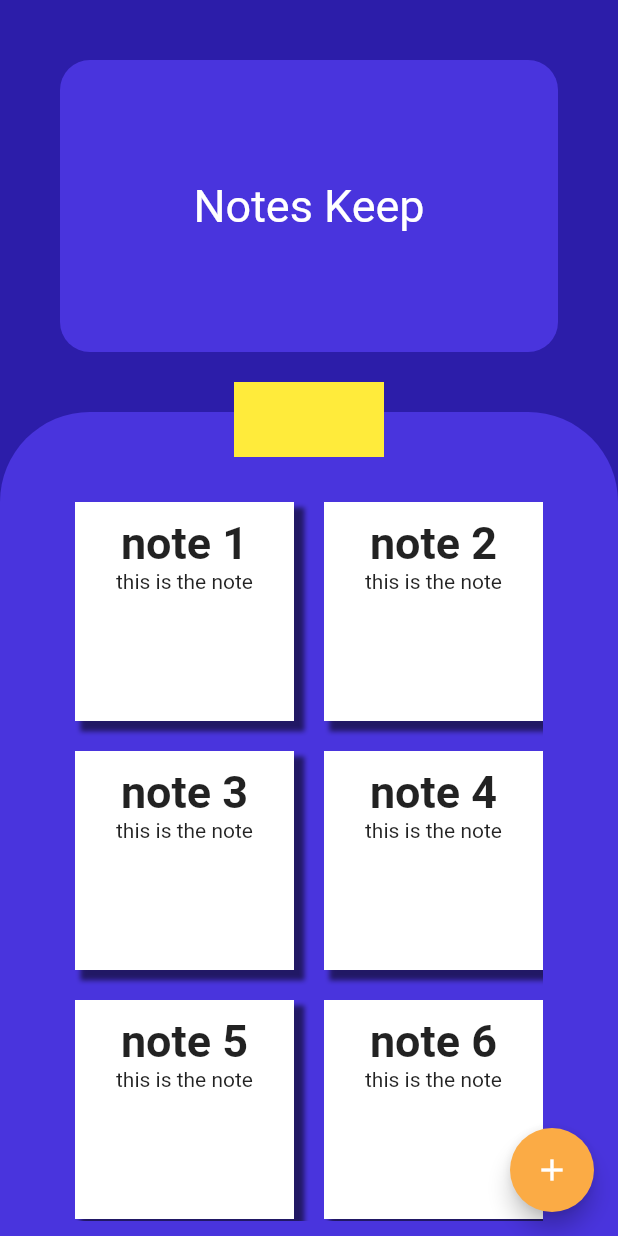
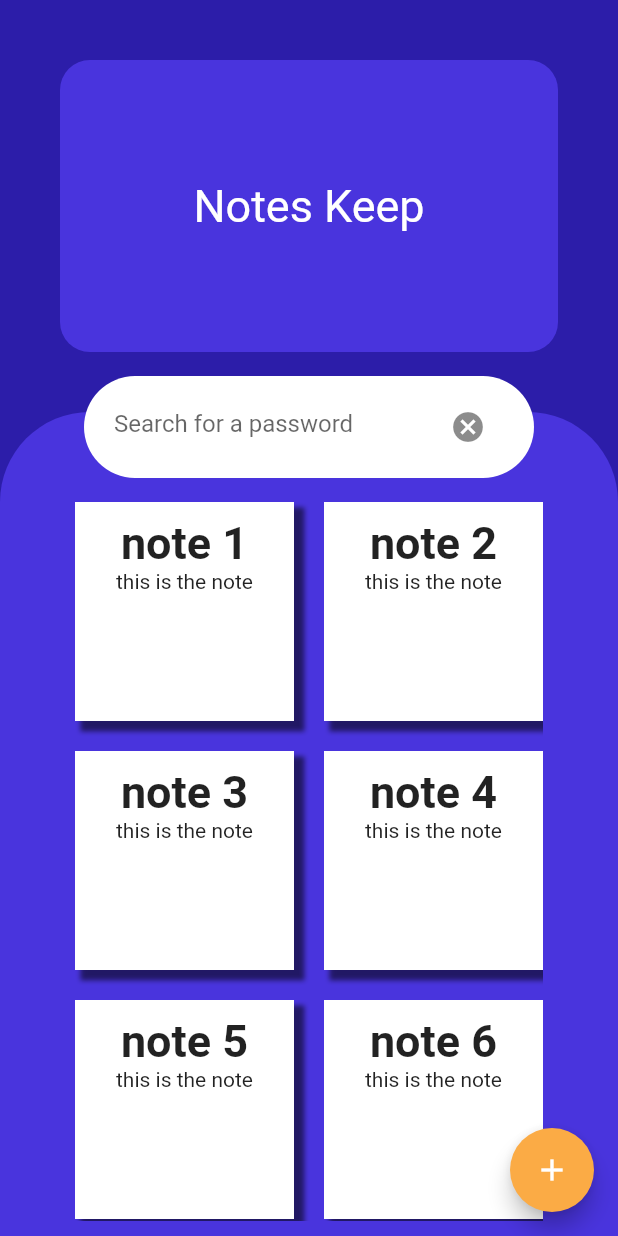
Before and after one commit to dev-saurav/password_manager, a Flutter app: the screen it shows after launch, on a phone screen of 412 x 824 dp. Run offline on Flutter 3.47's test engine with Material 2 defaults, Android fonts, the phone set to English and light mode, and no system bars.

Commit message:
completed search bar

```diff
--- a/lib/dummyData.dart
+++ /dev/null
@@ -1,68 +0,0 @@
-import 'package:flutter/material.dart';
-import './models/note.dart';
-
-List<Note> dummyNotes = [
-  Note(
-    id: '1',
-    title: 'note 1',
-    note: 'this is the note',
-    category: Category.category1,
-    dateTime: DateTime.now(),
-  ),
-  Note(
-    id: '2',
-    title: 'note 2',
-    note: 'this is the note',
-    category: Category.category1,
-    dateTime: DateTime.now(),
-  ),
-  Note(
-    id: '3',
-    title: 'note 3',
-    note: 'this is the note',
-    category: Category.category1,
-    dateTime: DateTime.now(),
-  ),
-  Note(
-    id: '4',
-    title: 'note 4',
-    note: 'this is the note',
-    category: Category.category1,
-    dateTime: DateTime.now(),
-  ),
-  Note(
-    id: '5',
-    title: 'note 5',
-    note: 'this is the note',
-    category: Category.category1,
-    dateTime: DateTime.now(),
-  ),
-  Note(
-    id: '6',
-    title: 'note 6',
-    note: 'this is the note',
-    category: Category.category1,
-    dateTime: DateTime.now(),
-  ),
-  Note(
-    id: '7',
-    title: 'note 7',
-    note: 'this is the note',
-    category: Category.category1,
-    dateTime: DateTime.now(),
-  ),
-  Note(
-    id: '8',
-    title: 'note 8',
-    note: 'this is the note',
-    category: Category.category1,
-    dateTime: DateTime.now(),
-  ),
-  Note(
-    id: '9',
-    title: 'note 9',
-    note: 'this is the note',
-    category: Category.category1,
-    dateTime: DateTime.now(),
-  )
-];
--- a/lib/main.dart
+++ b/lib/main.dart
@@ -1,6 +1,8 @@
 import 'package:flutter/material.dart';
+import 'package:password_manager/widgets/search_bar.dart';
+import 'package:provider/provider.dart';
 import './widgets/grid_item_note.dart';
-import 'dummyData.dart';
+import './models/data.dart';
 
 void main() => runApp((MyApp()));
 
@@ -10,15 +12,23 @@ class MyApp extends StatelessWidget {
     return MaterialApp(
       debugShowCheckedModeBanner: false,
       theme: ThemeData(),
-      home: MyHomePage(),
+      home: ChangeNotifierProvider(
+        create: (context) => DataModel(),
+        child: MyHomePage(),
+      ),
     );
   }
 }
 
-class MyHomePage extends StatelessWidget {
-  //var nt = Note();
+class MyHomePage extends StatefulWidget {
+  @override
+  _MyHomePageState createState() => _MyHomePageState();
+}
+
+class _MyHomePageState extends State<MyHomePage> {
   @override
   Widget build(BuildContext context) {
+    final notes = Provider.of<DataModel>(context);
     return Scaffold(
       backgroundColor: Color(0xFF2C1DA9),
       floatingActionButton: FloatingActionButton(
@@ -67,25 +77,30 @@ class MyHomePage extends StatelessWidget {
                     ),
                   ),
                   Positioned(
-                    top: -20,
+                    top: -24,
                     child: Container(
-                      color: Colors.yellow,
-                      height: 50,
-                      width: 100,
+                      width: 300,
+                      decoration: BoxDecoration(
+                        color: Colors.white,
+                        borderRadius: BorderRadius.all(
+                          Radius.circular(50),
+                        ),
+                      ),
+                      child: SearchBar(),
                     ),
                   ),
                   Container(
                     margin: EdgeInsets.only(
                         top: 60, left: 50, right: 50, bottom: 10),
                     child: GridView.builder(
-                      itemCount: dummyNotes.length,
+                      itemCount: notes.getNotes.length,
                       gridDelegate: SliverGridDelegateWithFixedCrossAxisCount(
                           crossAxisCount: 2,
                           crossAxisSpacing: 20,
                           mainAxisSpacing: 20),
                       itemBuilder: (BuildContext ctx, int i) => GridItem(
-                        gridTitle: dummyNotes[i].title,
-                        gridNote: dummyNotes[i].note,
+                        gridTitle: notes.getNotes[i].title,
+                        gridNote: notes.getNotes[i].note,
                       ),
                     ),
                   )
--- /dev/null
+++ b/lib/models/data.dart
@@ -0,0 +1,92 @@
+import 'package:flutter/material.dart';
+import 'note.dart';
+import 'package:provider/provider.dart';
+
+class DataModel extends ChangeNotifier {
+  String _searchString;
+  List<Note> _notes = [
+    Note(
+      id: '1',
+      title: 'note 1',
+      note: 'this is the note',
+      category: Category.category1,
+      dateTime: DateTime.now(),
+    ),
+    Note(
+      id: '2',
+      title: 'note 2',
+      note: 'this is the note',
+      category: Category.category1,
+      dateTime: DateTime.now(),
+    ),
+    Note(
+      id: '3',
+      title: 'note 3',
+      note: 'this is the note',
+      category: Category.category1,
+      dateTime: DateTime.now(),
+    ),
+    Note(
+      id: '4',
+      title: 'note 4',
+      note: 'this is the note',
+      category: Category.category1,
+      dateTime: DateTime.now(),
+    ),
+    Note(
+      id: '5',
+      title: 'note 5',
+      note: 'this is the note',
+      category: Category.category1,
+      dateTime: DateTime.now(),
+    ),
+    Note(
+      id: '6',
+      title: 'note 6',
+      note: 'this is the note',
+      category: Category.category1,
+      dateTime: DateTime.now(),
+    ),
+    Note(
+      id: '7',
+      title: 'note 7',
+      note: 'this is the note',
+      category: Category.category1,
+      dateTime: DateTime.now(),
+    ),
+    Note(
+      id: '8',
+      title: 'note 8',
+      note: 'this is the note',
+      category: Category.category1,
+      dateTime: DateTime.now(),
+    ),
+    Note(
+      id: '9',
+      title: 'note 9',
+      note: 'this is the note',
+      category: Category.category1,
+      dateTime: DateTime.now(),
+    )
+  ];
+
+  void setSearchString(String toBeSearched) {
+    _searchString = toBeSearched;
+    notifyListeners();
+  }
+
+  void clearSearchString() {
+    _searchString = "";
+    notifyListeners();
+  }
+
+  List<Note> get getNotes {
+    if (_searchString == null) {
+      return _notes;
+    } else {
+      return _notes.where((item) {
+        return item.title.contains(_searchString);
+      }).toList();
+    }
+  }
+}
--- /dev/null
+++ b/lib/widgets/search_bar.dart
@@ -0,0 +1,45 @@
+import 'package:flutter/material.dart';
+import 'package:password_manager/models/data.dart';
+import 'package:provider/provider.dart';
+
+class SearchBar extends StatefulWidget {
+  @override
+  _SearchBarState createState() => _SearchBarState();
+}
+
+class _SearchBarState extends State<SearchBar> {
+  final searchTerm = TextEditingController();
+
+  @override
+  void dispose() {
+    searchTerm.dispose();
+    super.dispose();
+  }
+
+  @override
+  Widget build(BuildContext context) {
+    var notes = Provider.of<DataModel>(context);
+    return Padding(
+      padding: const EdgeInsets.symmetric(vertical: 10, horizontal: 20),
+      child: TextField(
+        controller: searchTerm,
+        autofocus: false,
+        decoration: InputDecoration(
+          border: InputBorder.none,
+          hintText: 'Search for a password',
+          suffixIcon: IconButton(
+            icon: Icon(Icons.cancel),
+            onPressed: () {
+              searchTerm.clear();
+              notes.clearSearchString();
+            },
+          ),
+        ),
+        onChanged: (newString) {
+          notes.setSearchString(searchTerm.text);
+        },
+      ),
+    );
+    ;
+  }
+}
--- a/pubspec.yaml
+++ b/pubspec.yaml
@@ -19,7 +19,7 @@ environment:
 dependencies:
   flutter:
     sdk: flutter
-
+  provider: ^4.0.5+1
   # The following adds the Cupertino Icons font to your application.
   # Use with the CupertinoIcons class for iOS style icons.
   cupertino_icons: ^0.1.2
```
Also changed, not shown: pubspec.lock.
